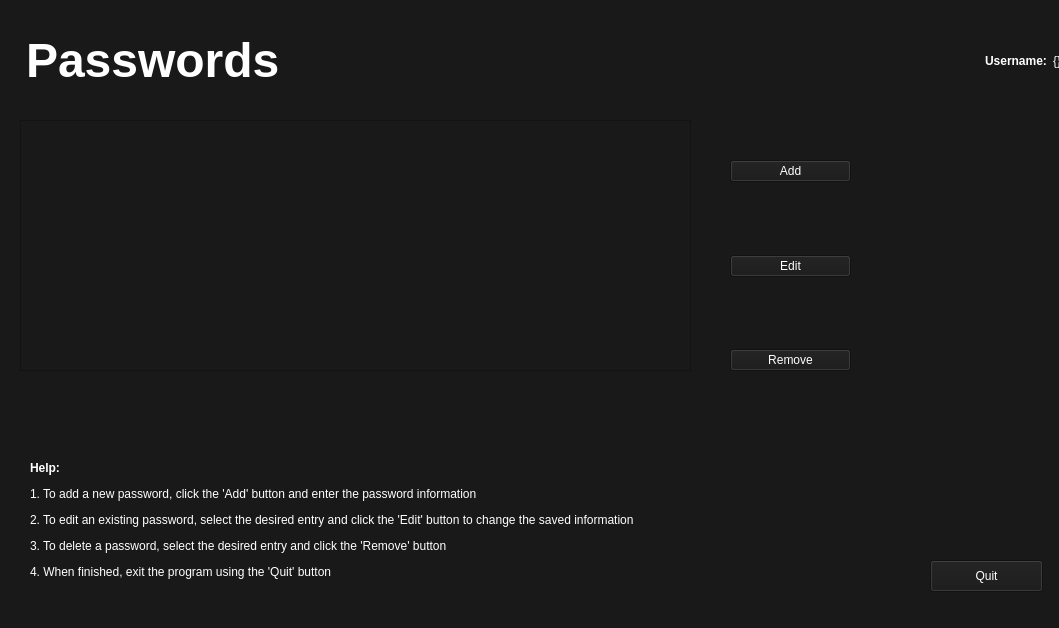
joe-boudreau/encrypte, file gui/ui_files/common.ui: the form before one commit.
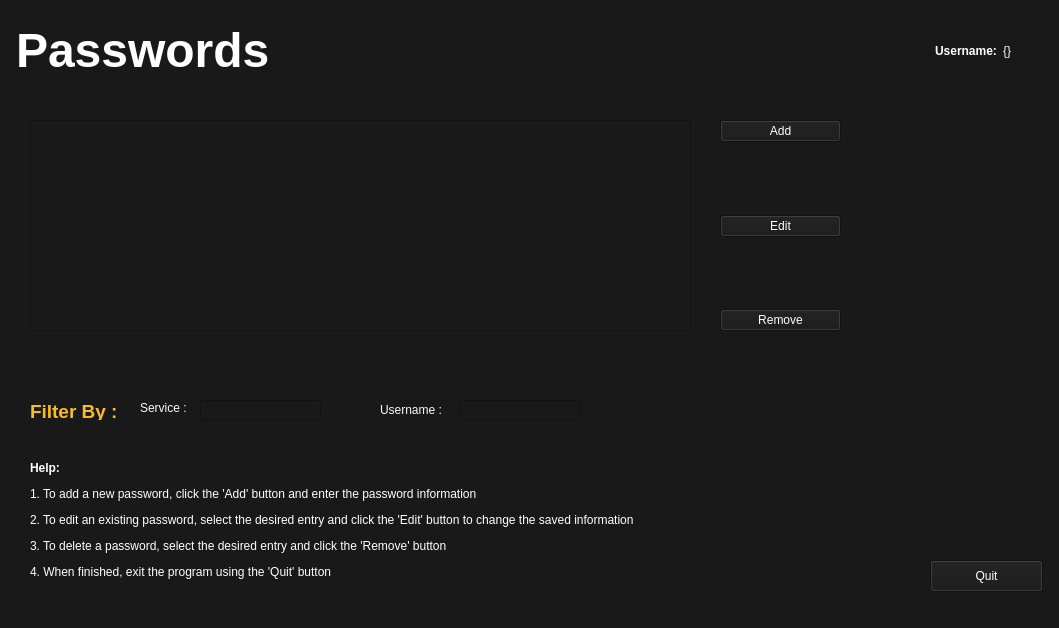
The form after the commit. Icons and pictures are not drawn.

```diff
--- a/gui/ui_files/common.ui
+++ b/gui/ui_files/common.ui
@@ -10,6 +10,151 @@
     <height>628</height>
    </rect>
   </property>
+  <property name="palette">
+   <palette>
+    <active>
+     <colorrole role="Button">
+      <brush brushstyle="SolidPattern">
+       <color alpha="255">
+        <red>25</red>
+        <green>25</green>
+        <blue>25</blue>
+       </color>
+      </brush>
+     </colorrole>
+     <colorrole role="Text">
+      <brush brushstyle="SolidPattern">
+       <color alpha="255">
+        <red>255</red>
+        <green>255</green>
+        <blue>255</blue>
+       </color>
+      </brush>
+     </colorrole>
+     <colorrole role="ButtonText">
+      <brush brushstyle="SolidPattern">
+       <color alpha="255">
+        <red>251</red>
+        <green>251</green>
+        <blue>251</blue>
+       </color>
+      </brush>
+     </colorrole>
+     <colorrole role="Base">
+      <brush brushstyle="SolidPattern">
+       <color alpha="255">
+        <red>25</red>
+        <green>25</green>
+        <blue>25</blue>
+       </color>
+      </brush>
+     </colorrole>
+     <colorrole role="Window">
+      <brush brushstyle="SolidPattern">
+       <color alpha="255">
+        <red>25</red>
+        <green>25</green>
+        <blue>25</blue>
+       </color>
+      </brush>
+     </colorrole>
+    </active>
+    <inactive>
+     <colorrole role="Button">
+      <brush brushstyle="SolidPattern">
+       <color alpha="255">
+        <red>25</red>
+        <green>25</green>
+        <blue>25</blue>
+       </color>
+      </brush>
+     </colorrole>
+     <colorrole role="Text">
+      <brush brushstyle="SolidPattern">
+       <color alpha="255">
+        <red>255</red>
+        <green>255</green>
+        <blue>255</blue>
+       </color>
+      </brush>
+     </colorrole>
+     <colorrole role="ButtonText">
+      <brush brushstyle="SolidPattern">
+       <color alpha="255">
+        <red>251</red>
+        <green>251</green>
+        <blue>251</blue>
+       </color>
+      </brush>
+     </colorrole>
+     <colorrole role="Base">
+      <brush brushstyle="SolidPattern">
+       <color alpha="255">
+        <red>25</red>
+        <green>25</green>
+        <blue>25</blue>
+       </color>
+      </brush>
+     </colorrole>
+     <colorrole role="Window">
+      <brush brushstyle="SolidPattern">
+       <color alpha="255">
+        <red>25</red>
+        <green>25</green>
+        <blue>25</blue>
+       </color>
+      </brush>
+     </colorrole>
+    </inactive>
+    <disabled>
+     <colorrole role="Button">
+      <brush brushstyle="SolidPattern">
+       <color alpha="255">
+        <red>25</red>
+        <green>25</green>
+        <blue>25</blue>
+       </color>
+      </brush>
+     </colorrole>
+     <colorrole role="Text">
+      <brush brushstyle="SolidPattern">
+       <color alpha="255">
+        <red>127</red>
+        <green>127</green>
+        <blue>127</blue>
+       </color>
+      </brush>
+     </colorrole>
+     <colorrole role="ButtonText">
+      <brush brushstyle="SolidPattern">
+       <color alpha="255">
+        <red>148</red>
+        <green>148</green>
+        <blue>148</blue>
+       </color>
+      </brush>
+     </colorrole>
+     <colorrole role="Base">
+      <brush brushstyle="SolidPattern">
+       <color alpha="255">
+        <red>25</red>
+        <green>25</green>
+        <blue>25</blue>
+       </color>
+      </brush>
+     </colorrole>
+     <colorrole role="Window">
+      <brush brushstyle="SolidPattern">
+       <color alpha="255">
+        <red>25</red>
+        <green>25</green>
+        <blue>25</blue>
+       </color>
+      </brush>
+     </colorrole>
+    </disabled>
+   </palette>
+  </property>
   <property name="windowTitle">
    <string>MainWindow</string>
   </property>
@@ -20,10 +165,10 @@
    <widget class="QTableView" name="Password_table">
     <property name="geometry">
      <rect>
-      <x>20</x>
+      <x>30</x>
       <y>120</y>
-      <width>671</width>
-      <height>251</height>
+      <width>661</width>
+      <height>211</height>
      </rect>
     </property>
     <property name="palette">
@@ -41,9 +186,9 @@
        <colorrole role="Button">
         <brush brushstyle="SolidPattern">
          <color alpha="255">
-          <red>255</red>
-          <green>255</green>
-          <blue>255</blue>
+          <red>25</red>
+          <green>25</green>
+          <blue>25</blue>
          </color>
         </brush>
        </colorrole>
@@ -77,18 +222,18 @@
        <colorrole role="Base">
         <brush brushstyle="SolidPattern">
          <color alpha="255">
-          <red>255</red>
-          <green>255</green>
-          <blue>255</blue>
+          <red>25</red>
+          <green>25</green>
+          <blue>25</blue>
          </color>
         </brush>
        </colorrole>
        <colorrole role="Window">
         <brush brushstyle="SolidPattern">
          <color alpha="255">
-          <red>255</red>
-          <green>255</green>
-          <blue>255</blue>
+          <red>25</red>
+          <green>25</green>
+          <blue>25</blue>
          </color>
         </brush>
        </colorrole>
@@ -106,9 +251,9 @@
        <colorrole role="Button">
         <brush brushstyle="SolidPattern">
          <color alpha="255">
-          <red>255</red>
-          <green>255</green>
-          <blue>255</blue>
+          <red>25</red>
+          <green>25</green>
+          <blue>25</blue>
          </color>
         </brush>
        </colorrole>
@@ -142,18 +287,18 @@
        <colorrole role="Base">
         <brush brushstyle="SolidPattern">
          <color alpha="255">
-          <red>255</red>
-          <green>255</green>
-          <blue>255</blue>
+          <red>25</red>
+          <green>25</green>
+          <blue>25</blue>
          </color>
         </brush>
        </colorrole>
        <colorrole role="Window">
         <brush brushstyle="SolidPattern">
          <color alpha="255">
-          <red>255</red>
-          <green>255</green>
-          <blue>255</blue>
+          <red>25</red>
+          <green>25</green>
+          <blue>25</blue>
          </color>
         </brush>
        </colorrole>
@@ -171,9 +316,9 @@
        <colorrole role="Button">
         <brush brushstyle="SolidPattern">
          <color alpha="255">
-          <red>255</red>
-          <green>255</green>
-          <blue>255</blue>
+          <red>25</red>
+          <green>25</green>
+          <blue>25</blue>
          </color>
         </brush>
        </colorrole>
@@ -207,18 +352,18 @@
        <colorrole role="Base">
         <brush brushstyle="SolidPattern">
          <color alpha="255">
-          <red>255</red>
-          <green>255</green>
-          <blue>255</blue>
+          <red>25</red>
+          <green>25</green>
+          <blue>25</blue>
          </color>
         </brush>
        </colorrole>
        <colorrole role="Window">
         <brush brushstyle="SolidPattern">
          <color alpha="255">
-          <red>255</red>
-          <green>255</green>
-          <blue>255</blue>
+          <red>25</red>
+          <green>25</green>
+          <blue>25</blue>
          </color>
         </brush>
        </colorrole>
@@ -501,8 +646,8 @@
     <property name="geometry">
      <rect>
       <x>30</x>
-      <y>400</y>
-      <width>641</width>
+      <y>350</y>
+      <width>661</width>
       <height>39</height>
      </rect>
     </property>
@@ -601,12 +746,12 @@
      <string>&lt;html&gt;&lt;head/&gt;&lt;body&gt;&lt;p align=&quot;center&quot;&gt;&lt;br/&gt;&lt;/p&gt;&lt;/body&gt;&lt;/html&gt;</string>
     </property>
    </widget>
-   <widget class="QWidget" name="">
+   <widget class="QWidget" name="layoutWidget">
     <property name="geometry">
      <rect>
-      <x>20</x>
-      <y>10</y>
-      <width>1041</width>
+      <x>10</x>
+      <y>0</y>
+      <width>1001</width>
       <height>102</height>
      </rect>
     </property>
@@ -632,7 +777,7 @@
        </property>
        <property name="sizeHint" stdset="0">
         <size>
-         <width>40</width>
+         <width>1</width>
          <height>20</height>
         </size>
        </property>
@@ -654,11 +799,11 @@
      </item>
     </layout>
    </widget>
-   <widget class="QWidget" name="">
+   <widget class="QWidget" name="layoutWidget">
     <property name="geometry">
      <rect>
-      <x>730</x>
-      <y>160</y>
+      <x>720</x>
+      <y>120</y>
       <width>121</width>
       <height>211</height>
      </rect>
@@ -1067,6 +1212,425 @@
      </item>
     </layout>
    </widget>
+   <widget class="QLineEdit" name="Filter_service">
+    <property name="geometry">
+     <rect>
+      <x>200</x>
+      <y>400</y>
+      <width>121</width>
+      <height>21</height>
+     </rect>
+    </property>
+    <property name="text">
+     <string/>
+    </property>
+   </widget>
+   <widget class="QLabel" name="label_5">
+    <property name="geometry">
+     <rect>
+      <x>140</x>
+      <y>400</y>
+      <width>60</width>
+      <height>16</height>
+     </rect>
+    </property>
+    <property name="palette">
+     <palette>
+      <active>
+       <colorrole role="Button">
+        <brush brushstyle="SolidPattern">
+         <color alpha="255">
+          <red>25</red>
+          <green>25</green>
+          <blue>25</blue>
+         </color>
+        </brush>
+       </colorrole>
+       <colorrole role="ButtonText">
+        <brush brushstyle="SolidPattern">
+         <color alpha="255">
+          <red>255</red>
+          <green>255</green>
+          <blue>255</blue>
+         </color>
+        </brush>
+       </colorrole>
+       <colorrole role="Base">
+        <brush brushstyle="SolidPattern">
+         <color alpha="255">
+          <red>25</red>
+          <green>25</green>
+          <blue>25</blue>
+         </color>
+        </brush>
+       </colorrole>
+       <colorrole role="Window">
+        <brush brushstyle="SolidPattern">
+         <color alpha="255">
+          <red>25</red>
+          <green>25</green>
+          <blue>25</blue>
+         </color>
+        </brush>
+       </colorrole>
+      </active>
+      <inactive>
+       <colorrole role="Button">
+        <brush brushstyle="SolidPattern">
+         <color alpha="255">
+          <red>25</red>
+          <green>25</green>
+          <blue>25</blue>
+         </color>
+        </brush>
+       </colorrole>
+       <colorrole role="ButtonText">
+        <brush brushstyle="SolidPattern">
+         <color alpha="255">
+          <red>255</red>
+          <green>255</green>
+          <blue>255</blue>
+         </color>
+        </brush>
+       </colorrole>
+       <colorrole role="Base">
+        <brush brushstyle="SolidPattern">
+         <color alpha="255">
+          <red>25</red>
+          <green>25</green>
+          <blue>25</blue>
+         </color>
+        </brush>
+       </colorrole>
+       <colorrole role="Window">
+        <brush brushstyle="SolidPattern">
+         <color alpha="255">
+          <red>25</red>
+          <green>25</green>
+          <blue>25</blue>
+         </color>
+        </brush>
+       </colorrole>
+      </inactive>
+      <disabled>
+       <colorrole role="Button">
+        <brush brushstyle="SolidPattern">
+         <color alpha="255">
+          <red>25</red>
+          <green>25</green>
+          <blue>25</blue>
+         </color>
+        </brush>
+       </colorrole>
+       <colorrole role="ButtonText">
+        <brush brushstyle="SolidPattern">
+         <color alpha="255">
+          <red>148</red>
+          <green>148</green>
+          <blue>148</blue>
+         </color>
+        </brush>
+       </colorrole>
+       <colorrole role="Base">
+        <brush brushstyle="SolidPattern">
+         <color alpha="255">
+          <red>25</red>
+          <green>25</green>
+          <blue>25</blue>
+         </color>
+        </brush>
+       </colorrole>
+       <colorrole role="Window">
+        <brush brushstyle="SolidPattern">
+         <color alpha="255">
+          <red>25</red>
+          <green>25</green>
+          <blue>25</blue>
+         </color>
+        </brush>
+       </colorrole>
+      </disabled>
+     </palette>
+    </property>
+    <property name="text">
+     <string>&lt;html&gt;&lt;head/&gt;&lt;body&gt;&lt;p&gt;&lt;span style=&quot; color:#fbfbfb;&quot;&gt;Service :&lt;/span&gt;&lt;/p&gt;&lt;/body&gt;&lt;/html&gt;</string>
+    </property>
+   </widget>
+   <widget class="QLineEdit" name="Filter_username">
+    <property name="geometry">
+     <rect>
+      <x>460</x>
+      <y>400</y>
+      <width>121</width>
+      <height>21</height>
+     </rect>
+    </property>
+    <property name="text">
+     <string/>
+    </property>
+   </widget>
+   <widget class="QLabel" name="label_6">
+    <property name="geometry">
+     <rect>
+      <x>380</x>
+      <y>400</y>
+      <width>71</width>
+      <height>20</height>
+     </rect>
+    </property>
+    <property name="palette">
+     <palette>
+      <active>
+       <colorrole role="Button">
+        <brush brushstyle="SolidPattern">
+         <color alpha="255">
+          <red>25</red>
+          <green>25</green>
+          <blue>25</blue>
+         </color>
+        </brush>
+       </colorrole>
+       <colorrole role="ButtonText">
+        <brush brushstyle="SolidPattern">
+         <color alpha="255">
+          <red>255</red>
+          <green>255</green>
+          <blue>255</blue>
+         </color>
+        </brush>
+       </colorrole>
+       <colorrole role="Base">
+        <brush brushstyle="SolidPattern">
+         <color alpha="255">
+          <red>25</red>
+          <green>25</green>
+          <blue>25</blue>
+         </color>
+        </brush>
+       </colorrole>
+       <colorrole role="Window">
+        <brush brushstyle="SolidPattern">
+         <color alpha="255">
+          <red>25</red>
+          <green>25</green>
+          <blue>25</blue>
+         </color>
+        </brush>
+       </colorrole>
+      </active>
+      <inactive>
+       <colorrole role="Button">
+        <brush brushstyle="SolidPattern">
+         <color alpha="255">
+          <red>25</red>
+          <green>25</green>
+          <blue>25</blue>
+         </color>
+        </brush>
+       </colorrole>
+       <colorrole role="ButtonText">
+        <brush brushstyle="SolidPattern">
+         <color alpha="255">
+          <red>255</red>
+          <green>255</green>
+          <blue>255</blue>
+         </color>
+        </brush>
+       </colorrole>
+       <colorrole role="Base">
+        <brush brushstyle="SolidPattern">
+         <color alpha="255">
+          <red>25</red>
+          <green>25</green>
+          <blue>25</blue>
+         </color>
+        </brush>
+       </colorrole>
+       <colorrole role="Window">
+        <brush brushstyle="SolidPattern">
+         <color alpha="255">
+          <red>25</red>
+          <green>25</green>
+          <blue>25</blue>
+         </color>
+        </brush>
+       </colorrole>
+      </inactive>
+      <disabled>
+       <colorrole role="Button">
+        <brush brushstyle="SolidPattern">
+         <color alpha="255">
+          <red>25</red>
+          <green>25</green>
+          <blue>25</blue>
+         </color>
+        </brush>
+       </colorrole>
+       <colorrole role="ButtonText">
+        <brush brushstyle="SolidPattern">
+         <color alpha="255">
+          <red>148</red>
+          <green>148</green>
+          <blue>148</blue>
+         </color>
+        </brush>
+       </colorrole>
+       <colorrole role="Base">
+        <brush brushstyle="SolidPattern">
+         <color alpha="255">
+          <red>25</red>
+          <green>25</green>
+          <blue>25</blue>
+         </color>
+        </brush>
+       </colorrole>
+       <colorrole role="Window">
+        <brush brushstyle="SolidPattern">
+         <color alpha="255">
+          <red>25</red>
+          <green>25</green>
+          <blue>25</blue>
+         </color>
+        </brush>
+       </colorrole>
+      </disabled>
+     </palette>
+    </property>
+    <property name="text">
+     <string>&lt;html&gt;&lt;head/&gt;&lt;body&gt;&lt;p&gt;&lt;span style=&quot; color:#f9f9f9;&quot;&gt;Username :&lt;/span&gt;&lt;/p&gt;&lt;/body&gt;&lt;/html&gt;</string>
+    </property>
+   </widget>
+   <widget class="QLabel" name="label_7">
+    <property name="geometry">
+     <rect>
+      <x>30</x>
+      <y>400</y>
+      <width>91</width>
+      <height>20</height>
+     </rect>
+    </property>
+    <property name="palette">
+     <palette>
+      <active>
+       <colorrole role="Button">
+        <brush brushstyle="SolidPattern">
+         <color alpha="255">
+          <red>25</red>
+          <green>25</green>
+          <blue>25</blue>
+         </color>
+        </brush>
+       </colorrole>
+       <colorrole role="ButtonText">
+        <brush brushstyle="SolidPattern">
+         <color alpha="255">
+          <red>255</red>
+          <green>255</green>
+          <blue>255</blue>
+         </color>
+        </brush>
+       </colorrole>
+       <colorrole role="Base">
+        <brush brushstyle="SolidPattern">
+         <color alpha="255">
+          <red>25</red>
+          <green>25</green>
+          <blue>25</blue>
+         </color>
+        </brush>
+       </colorrole>
+       <colorrole role="Window">
+        <brush brushstyle="SolidPattern">
+         <color alpha="255">
+          <red>25</red>
+          <green>25</green>
+          <blue>25</blue>
+         </color>
+        </brush>
+       </colorrole>
+      </active>
+      <inactive>
+       <colorrole role="Button">
+        <brush brushstyle="SolidPattern">
+         <color alpha="255">
+          <red>25</red>
+          <green>25</green>
+          <blue>25</blue>
+         </color>
+        </brush>
+       </colorrole>
+       <colorrole role="ButtonText">
+        <brush brushstyle="SolidPattern">
+         <color alpha="255">
+          <red>255</red>
+          <green>255</green>
+          <blue>255</blue>
+         </color>
+        </brush>
+       </colorrole>
+       <colorrole role="Base">
+        <brush brushstyle="SolidPattern">
+         <color alpha="255">
+          <red>25</red>
+          <green>25</green>
+          <blue>25</blue>
+         </color>
+        </brush>
+       </colorrole>
+       <colorrole role="Window">
+        <brush brushstyle="SolidPattern">
+         <color alpha="255">
+          <red>25</red>
+          <green>25</green>
+          <blue>25</blue>
+         </color>
+        </brush>
+       </colorrole>
+      </inactive>
+      <disabled>
+       <colorrole role="Button">
+        <brush brushstyle="SolidPattern">
+         <color alpha="255">
+          <red>25</red>
+          <green>25</green>
+          <blue>25</blue>
+         </color>
+        </brush>
+       </colorrole>
+       <colorrole role="ButtonText">
+        <brush brushstyle="SolidPattern">
+         <color alpha="255">
+          <red>148</red>
+          <green>148</green>
+          <blue>148</blue>
+         </color>
+        </brush>
+       </colorrole>
+       <colorrole role="Base">
+        <brush brushstyle="SolidPattern">
+         <color alpha="255">
+          <red>25</red>
+          <green>25</green>
+          <blue>25</blue>
+         </color>
+        </brush>
+       </colorrole>
+       <colorrole role="Window">
+        <brush brushstyle="SolidPattern">
+         <color alpha="255">
+          <red>25</red>
+          <green>25</green>
+          <blue>25</blue>
+         </color>
+        </brush>
+       </colorrole>
+      </disabled>
+     </palette>
+    </property>
+    <property name="text">
+     <string>&lt;html&gt;&lt;head/&gt;&lt;body&gt;&lt;p&gt;&lt;span style=&quot; font-size:14pt; font-weight:600; color:#fbbb27;&quot;&gt;Filter By : &lt;/span&gt;&lt;/p&gt;&lt;/body&gt;&lt;/html&gt;</string>
+    </property>
+   </widget>
   </widget>
   <widget class="QStatusBar" name="statusbar"/>
  </widget>
```
Left out of the diff: 2 changed lines with no effect on the pictures.
